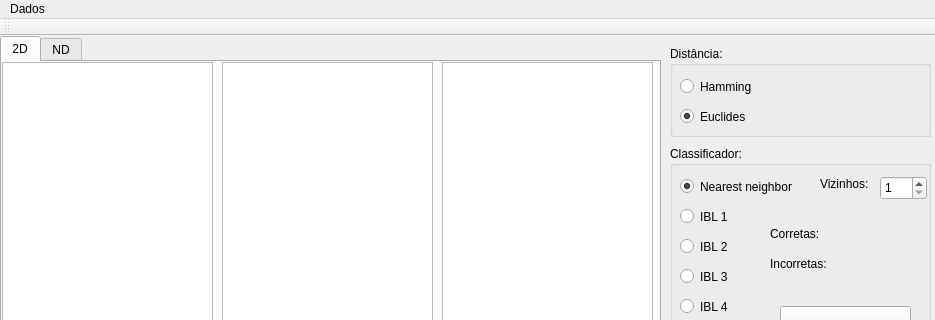
The window that mainwindow.ui (renannetto/reconhecimento-padroes) describes before a commit, drawn with Qt 5; both pictures show x 0 to 935 and y 0 to 320 of the 935 by 726 pixel window.
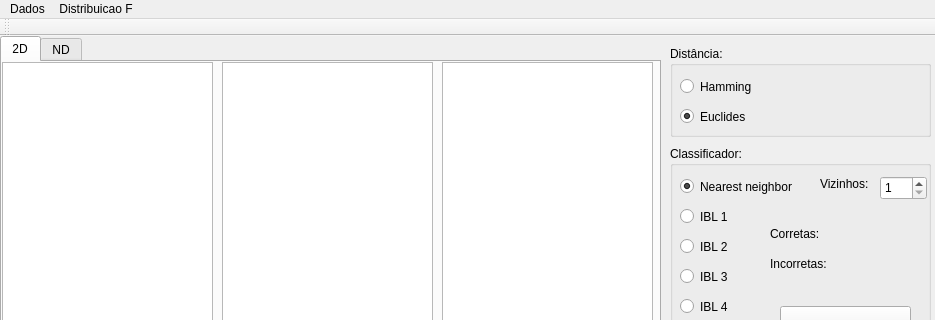
The same window after the commit. Custom widgets are drawn as their Qt base class.

```diff
--- a/mainwindow.ui
+++ b/mainwindow.ui
@@ -799,7 +799,14 @@
     <addaction name="adicionar_ruido"/>
     <addaction name="remover_atributos"/>
    </widget>
+   <widget class="QMenu" name="menuCarregar_Distribuicao_F">
+    <property name="title">
+     <string>Distribuicao F</string>
+    </property>
+    <addaction name="carregar_tabela"/>
+   </widget>
    <addaction name="entrada_menu"/>
+   <addaction name="menuCarregar_Distribuicao_F"/>
   </widget>
   <widget class="QToolBar" name="mainToolBar">
    <attribute name="toolBarArea">
```
Left out of the diff: 26 changed lines with no effect on the pictures.
